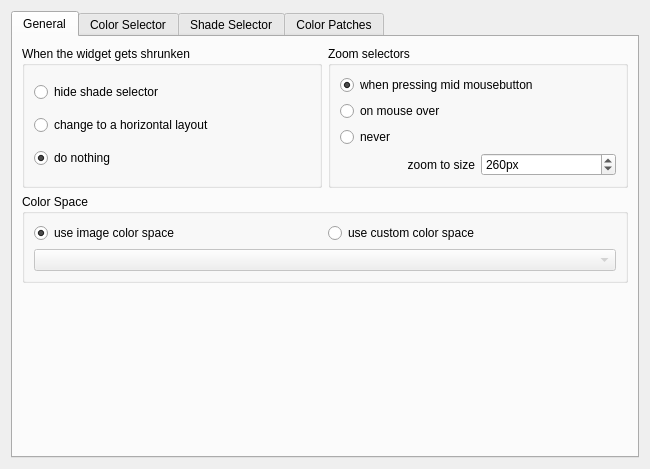
KDE/krita, file krita/plugins/extensions/dockers/advancedcolorselector/wdg_color_selector_settings.ui: the form before one commit.
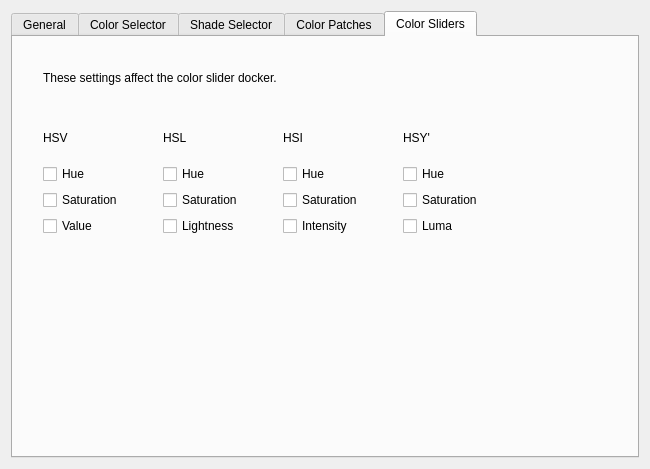
The form after the commit. Custom widgets are drawn as their Qt base class.

Commit message:
Adding Color Slider docker.
This adds a HSV/HSL/HSI/HSY' slider docker to Krita.
It is called 'Color Slider'.

This slider has options in the color-selector configuration panel, so
you can choose which options are availeble to you. This way, you can
have only lightness sliders, or a mixture between the different
coordinate systems.

This flexibility comes at a price: The docker is still to be improved
upon, and contains many bugs and fidely UI issues. It will NOT
crash/corrupt Krita however, so feel free to play with it.

Patch:
```diff
--- a/krita/plugins/extensions/dockers/advancedcolorselector/wdg_color_selector_settings.ui
+++ b/krita/plugins/extensions/dockers/advancedcolorselector/wdg_color_selector_settings.ui
@@ -17,7 +17,7 @@
    <item>
     <widget class="KTabWidget" name="tabWidget">
      <property name="currentIndex">
-      <number>0</number>
+      <number>4</number>
      </property>
      <widget class="QWidget" name="tab_4">
       <attribute name="title">
@@ -977,6 +977,191 @@
        </item>
       </layout>
      </widget>
+     <widget class="QWidget" name="tab_7">
+      <attribute name="title">
+       <string>Color Sliders</string>
+      </attribute>
+      <widget class="QWidget" name="verticalLayoutWidget">
+       <property name="geometry">
+        <rect>
+         <x>30</x>
+         <y>80</y>
+         <width>101</width>
+         <height>119</height>
+        </rect>
+       </property>
+       <layout class="QVBoxLayout" name="verticalLayout_12">
+        <item>
+         <widget class="QLabel" name="HSV_title">
+          <property name="text">
+           <string>HSV</string>
+          </property>
+         </widget>
+        </item>
+        <item>
+         <widget class="QCheckBox" name="csl_hsvH">
+          <property name="text">
+           <string>Hue</string>
+          </property>
+         </widget>
+        </item>
+        <item>
+         <widget class="QCheckBox" name="csl_hsvS">
+          <property name="text">
+           <string>Saturation</string>
+          </property>
+         </widget>
+        </item>
+        <item>
+         <widget class="QCheckBox" name="csl_hsvV">
+          <property name="text">
+           <string>Value</string>
+          </property>
+         </widget>
+        </item>
+       </layout>
+      </widget>
+      <widget class="QLabel" name="sliders_info">
+       <property name="geometry">
+        <rect>
+         <x>30</x>
+         <y>30</y>
+         <width>351</width>
+         <height>21</height>
+        </rect>
+       </property>
+       <property name="text">
+        <string>These settings affect the color slider docker.</string>
+       </property>
+      </widget>
+      <widget class="QWidget" name="verticalLayoutWidget_2">
+       <property name="geometry">
+        <rect>
+         <x>150</x>
+         <y>80</y>
+         <width>101</width>
+         <height>119</height>
+        </rect>
+       </property>
+       <layout class="QVBoxLayout" name="verticalLayout_22">
+        <item>
+         <widget class="QLabel" name="HSL_title">
+          <property name="text">
+           <string>HSL</string>
+          </property>
+         </widget>
+        </item>
+        <item>
+         <widget class="QCheckBox" name="csl_hslH">
+          <property name="text">
+           <string>Hue</string>
+          </property>
+         </widget>
+        </item>
+        <item>
+         <widget class="QCheckBox" name="csl_hslS">
+          <property name="text">
+           <string>Saturation</string>
+          </property>
+         </widget>
+        </item>
+        <item>
+         <widget class="QCheckBox" name="csl_hslL">
+          <property name="text">
+           <string>Lightness</string>
+          </property>
+         </widget>
+        </item>
+       </layout>
+      </widget>
+      <widget class="QWidget" name="verticalLayoutWidget_3">
+       <property name="geometry">
+        <rect>
+         <x>270</x>
+         <y>80</y>
+         <width>101</width>
+         <height>119</height>
+        </rect>
+       </property>
+       <layout class="QVBoxLayout" name="verticalLayout_23">
+        <item>
+         <widget class="QLabel" name="HSI_title">
+          <property name="text">
+           <string>HSI</string>
+          </property>
+         </widget>
+        </item>
+        <item>
+         <widget class="QCheckBox" name="csl_hsiH">
+          <property name="text">
+           <string>Hue</string>
+          </property>
+         </widget>
+        </item>
+        <item>
+         <widget class="QCheckBox" name="csl_hsiS">
+          <property name="text">
+           <string>Saturation</string>
+          </property>
+         </widget>
+        </item>
+        <item>
+         <widget class="QCheckBox" name="csl_hsiI">
+          <property name="text">
+           <string>Intensity</string>
+          </property>
+         </widget>
+        </item>
+       </layout>
+      </widget>
+      <widget class="QWidget" name="verticalLayoutWidget_4">
+       <property name="geometry">
+        <rect>
+         <x>390</x>
+         <y>80</y>
+         <width>101</width>
+         <height>119</height>
+        </rect>
+       </property>
+       <layout class="QVBoxLayout" name="verticalLayout_24">
+        <item>
+         <widget class="QLabel" name="HSY_title">
+          <property name="text">
+           <string>HSY'</string>
+          </property>
+         </widget>
+        </item>
+        <item>
+         <widget class="QCheckBox" name="csl_hsyH">
+          <property name="text">
+           <string>Hue</string>
+          </property>
+         </widget>
+        </item>
+        <item>
+         <widget class="QCheckBox" name="csl_hsyS">
+          <property name="text">
+           <string>Saturation</string>
+          </property>
+         </widget>
+        </item>
+        <item>
+         <widget class="QCheckBox" name="csl_hsyY">
+          <property name="text">
+           <string>Luma</string>
+          </property>
+         </widget>
+        </item>
+       </layout>
+      </widget>
+      <zorder>verticalLayoutWidget</zorder>
+      <zorder>label_5</zorder>
+      <zorder>verticalLayoutWidget</zorder>
+      <zorder>sliders_info</zorder>
+      <zorder>verticalLayoutWidget_2</zorder>
+      <zorder>verticalLayoutWidget_3</zorder>
+      <zorder>verticalLayoutWidget_4</zorder>
+     </widget>
     </widget>
    </item>
   </layout>
```
The commit also changes 15 other files.
